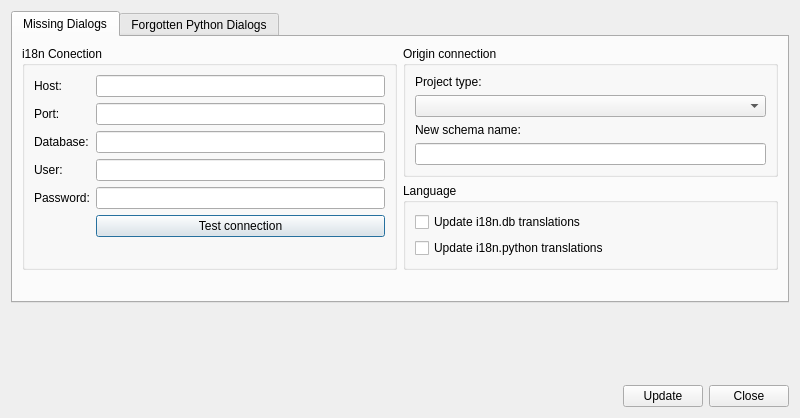
Qt form core/ui/admin/admin_i18n_manager.ui (Giswater/giswater_qgis_plugin) before a commit.
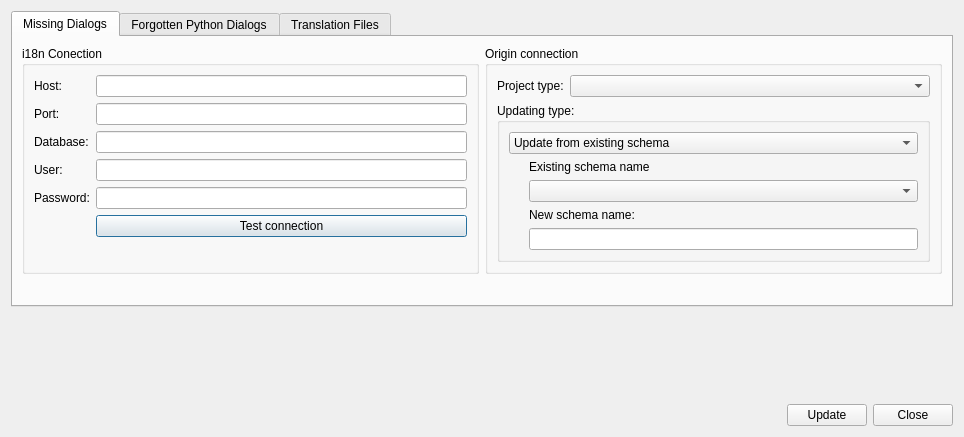
The same form after that commit.

Commit message: feat(i18n): improvement of missing dialogs ui and program

Diff of the .ui file:
```diff
--- a/core/ui/admin/admin_i18n_manager.ui
+++ b/core/ui/admin/admin_i18n_manager.ui
@@ -6,8 +6,8 @@
    <rect>
     <x>0</x>
     <y>0</y>
-    <width>800</width>
-    <height>418</height>
+    <width>964</width>
+    <height>437</height>
    </rect>
   </property>
   <property name="minimumSize">
@@ -36,59 +36,11 @@
        <string>Missing Dialogs</string>
       </attribute>
       <layout class="QGridLayout" name="gridLayout_3">
-       <item row="1" column="1">
-        <widget class="QGroupBox" name="groupBox_2">
-         <property name="title">
-          <string>Language</string>
+       <item row="2" column="0" colspan="2">
+        <widget class="QLabel" name="lbl_info">
+         <property name="text">
+          <string/>
          </property>
-         <layout class="QGridLayout" name="gridLayout_2">
-          <item row="0" column="0">
-           <widget class="QCheckBox" name="chk_update_db">
-            <property name="text">
-             <string>Update i18n.db translations</string>
-            </property>
-           </widget>
-          </item>
-          <item row="1" column="0">
-           <widget class="QCheckBox" name="chk_update_py">
-            <property name="text">
-             <string>Update i18n.python translations</string>
-            </property>
-           </widget>
-          </item>
-         </layout>
-        </widget>
-       </item>
-       <item row="0" column="1">
-        <widget class="QGroupBox" name="groupBox_3">
-         <property name="enabled">
-          <bool>true</bool>
-         </property>
-         <property name="title">
-          <string>Origin connection</string>
-         </property>
-         <layout class="QGridLayout" name="gridLayout">
-          <item row="0" column="0">
-           <widget class="QLabel" name="lbl_project_type">
-            <property name="text">
-             <string>Project type:</string>
-            </property>
-           </widget>
-          </item>
-          <item row="2" column="0">
-           <widget class="QLabel" name="lbl_schema_name">
-            <property name="text">
-             <string>New schema name:</string>
-            </property>
-           </widget>
-          </item>
-          <item row="1" column="0">
-           <widget class="QComboBox" name="cmb_projecttype"/>
-          </item>
-          <item row="3" column="0">
-           <widget class="QLineEdit" name="txt_schema_name"/>
-          </item>
-         </layout>
         </widget>
        </item>
        <item row="0" column="0" rowspan="2">
@@ -164,11 +116,108 @@
          </layout>
         </widget>
        </item>
-       <item row="2" column="1">
-        <widget class="QLabel" name="lbl_info">
-         <property name="text">
-          <string/>
+       <item row="0" column="1" rowspan="2">
+        <widget class="QGroupBox" name="grb_org_conn">
+         <property name="enabled">
+          <bool>true</bool>
          </property>
+         <property name="minimumSize">
+          <size>
+           <width>0</width>
+           <height>0</height>
+          </size>
+         </property>
+         <property name="title">
+          <string>Origin connection</string>
+         </property>
+         <layout class="QGridLayout" name="gridLayout">
+          <item row="5" column="0">
+           <widget class="QGroupBox" name="grb_updatetype">
+            <property name="title">
+             <string>Updating type:</string>
+            </property>
+            <layout class="QVBoxLayout" name="verticalLayout_6">
+             <item>
+              <widget class="QComboBox" name="cmb_updatetype">
+               <item>
+                <property name="text">
+                 <string>Update from existing schema</string>
+                </property>
+               </item>
+               <item>
+                <property name="text">
+                 <string>Create new temporal schema</string>
+                </property>
+               </item>
+              </widget>
+             </item>
+             <item>
+              <layout class="QGridLayout" name="gridLayout_5">
+               <item row="2" column="0">
+                <layout class="QVBoxLayout" name="verticalLayout_5">
+                 <item>
+                  <spacer name="verticalSpacer_2">
+                   <property name="orientation">
+                    <enum>Qt::Vertical</enum>
+                   </property>
+                   <property name="sizeHint" stdset="0">
+                    <size>
+                     <width>20</width>
+                     <height>40</height>
+                    </size>
+                   </property>
+                  </spacer>
+                 </item>
+                </layout>
+               </item>
+               <item row="3" column="1">
+                <layout class="QVBoxLayout" name="lyt_new_schema">
+                 <item>
+                  <widget class="QLabel" name="lbl_txt_schema_org">
+                   <property name="text">
+                    <string>New schema name:</string>
+                   </property>
+                  </widget>
+                 </item>
+                 <item>
+                  <widget class="QLineEdit" name="txt_schema_org"/>
+                 </item>
+                </layout>
+               </item>
+               <item row="2" column="1">
+                <layout class="QVBoxLayout" name="lyt_existing_schema">
+                 <item>
+                  <widget class="QLabel" name="lbl_cmb_schema_org">
+                   <property name="text">
+                    <string>Existing schema name</string>
+                   </property>
+                  </widget>
+                 </item>
+                 <item>
+                  <widget class="QComboBox" name="cmb_schema_org"/>
+                 </item>
+                </layout>
+               </item>
+              </layout>
+             </item>
+            </layout>
+           </widget>
+          </item>
+          <item row="2" column="0">
+           <layout class="QFormLayout" name="formLayout">
+            <item row="0" column="0">
+             <widget class="QLabel" name="lbl_project_type">
+              <property name="text">
+               <string>Project type:</string>
+              </property>
+             </widget>
+            </item>
+            <item row="0" column="1">
+             <widget class="QComboBox" name="cmb_projecttype"/>
+            </item>
+           </layout>
+          </item>
+         </layout>
         </widget>
        </item>
       </layout>
@@ -178,6 +227,11 @@
        <string>Forgotten Python Dialogs</string>
       </attribute>
      </widget>
+     <widget class="QWidget" name="tab_translation_files">
+      <attribute name="title">
+       <string>Translation Files</string>
+      </attribute>
+     </widget>
     </widget>
    </item>
    <item row="2" column="1">
```
Left out of the diff: 32 changed lines with no effect on the pictures. The commit also changes 3 other files.
